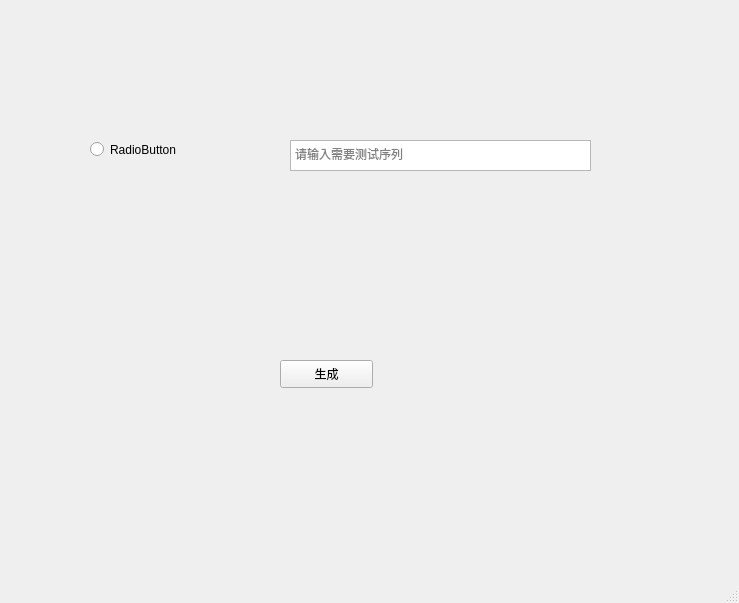
Above: ui/ui.ui from Astrophil-github/eval_odom_app before the change. Below: the same form after it.
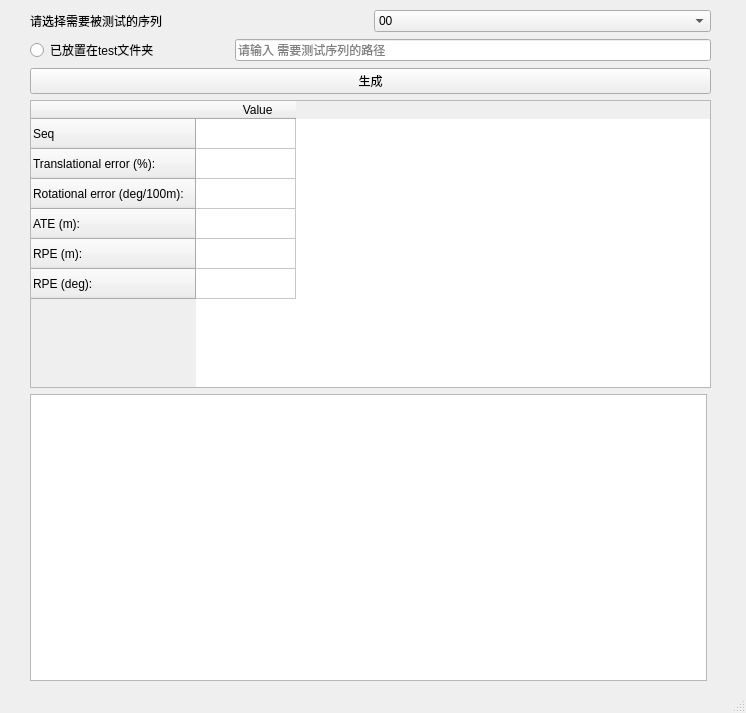
That is the form after the change.

What changed in the file:
```diff
--- a/ui/ui.ui
+++ b/ui/ui.ui
@@ -6,52 +6,187 @@
    <rect>
     <x>0</x>
     <y>0</y>
-    <width>739</width>
-    <height>603</height>
+    <width>746</width>
+    <height>713</height>
    </rect>
   </property>
   <property name="windowTitle">
    <string>MainWindow</string>
   </property>
   <widget class="QWidget" name="centralwidget">
-   <widget class="QTextEdit" name="textEdit">
+   <widget class="QWidget" name="">
     <property name="geometry">
      <rect>
-      <x>290</x>
-      <y>140</y>
-      <width>301</width>
-      <height>31</height>
+      <x>30</x>
+      <y>10</y>
+      <width>681</width>
+      <height>671</height>
      </rect>
     </property>
-    <property name="placeholderText">
-     <string>请输入需要测试序列</string>
-    </property>
-   </widget>
-   <widget class="QPushButton" name="pushButton">
-    <property name="geometry">
-     <rect>
-      <x>280</x>
-      <y>360</y>
-      <width>93</width>
-      <height>28</height>
-     </rect>
-    </property>
-    <property name="text">
-     <string>生成</string>
-    </property>
-   </widget>
-   <widget class="QRadioButton" name="radioButton">
-    <property name="geometry">
-     <rect>
-      <x>90</x>
-      <y>140</y>
-      <width>115</width>
-      <height>19</height>
-     </rect>
-    </property>
-    <property name="text">
-     <string>RadioButton</string>
-    </property>
+    <layout class="QVBoxLayout" name="verticalLayout_3">
+     <item>
+      <layout class="QVBoxLayout" name="verticalLayout_2">
+       <item>
+        <layout class="QHBoxLayout" name="horizontalLayout_2">
+         <item>
+          <widget class="QLabel" name="label">
+           <property name="text">
+            <string>请选择需要被测试的序列  </string>
+           </property>
+          </widget>
+         </item>
+         <item>
+          <widget class="QComboBox" name="comboBox">
+           <item>
+            <property name="text">
+             <string>00</string>
+            </property>
+           </item>
+           <item>
+            <property name="text">
+             <string>01</string>
+            </property>
+           </item>
+           <item>
+            <property name="text">
+             <string>02</string>
+            </property>
+           </item>
+           <item>
+            <property name="text">
+             <string>03</string>
+            </property>
+           </item>
+           <item>
+            <property name="text">
+             <string>04</string>
+            </property>
+           </item>
+           <item>
+            <property name="text">
+             <string>05</string>
+            </property>
+           </item>
+           <item>
+            <property name="text">
+             <string>06</string>
+            </property>
+           </item>
+           <item>
+            <property name="text">
+             <string>07</string>
+            </property>
+           </item>
+           <item>
+            <property name="text">
+             <string>08</string>
+            </property>
+           </item>
+           <item>
+            <property name="text">
+             <string>09</string>
+            </property>
+           </item>
+           <item>
+            <property name="text">
+             <string>10</string>
+            </property>
+           </item>
+          </widget>
+         </item>
+        </layout>
+       </item>
+       <item>
+        <layout class="QHBoxLayout" name="horizontalLayout">
+         <item>
+          <widget class="QRadioButton" name="radioButton">
+           <property name="text">
+            <string>已放置在test文件夹                     </string>
+           </property>
+          </widget>
+         </item>
+         <item>
+          <widget class="QLineEdit" name="lineEdit">
+           <property name="placeholderText">
+            <string>请输入 需要测试序列的路径</string>
+           </property>
+          </widget>
+         </item>
+        </layout>
+       </item>
+       <item>
+        <widget class="QPushButton" name="button">
+         <property name="text">
+          <string>生成</string>
+         </property>
+        </widget>
+       </item>
+       <item>
+        <widget class="QTableWidget" name="tableWidget">
+         <row>
+          <property name="text">
+           <string>Seq</string>
+          </property>
+         </row>
+         <row>
+          <property name="text">
+           <string>Translational error (%): </string>
+          </property>
+         </row>
+         <row>
+          <property name="text">
+           <string>Rotational error (deg/100m):</string>
+          </property>
+         </row>
+         <row>
+          <property name="text">
+           <string>ATE (m): </string>
+          </property>
+         </row>
+         <row>
+          <property name="text">
+           <string>RPE (m): </string>
+          </property>
+         </row>
+         <row>
+          <property name="text">
+           <string>RPE (deg): </string>
+          </property>
+         </row>
+         <column>
+          <property name="text">
+           <string>                     Value              </string>
+          </property>
+         </column>
+        </widget>
+       </item>
+       <item>
+        <widget class="QGraphicsView" name="graphicsView_2">
+         <property name="minimumSize">
+          <size>
+           <width>677</width>
+           <height>281</height>
+          </size>
+         </property>
+         <property name="maximumSize">
+          <size>
+           <width>677</width>
+           <height>16777215</height>
+          </size>
+         </property>
+         <property name="sceneRect">
+          <rectf>
+           <x>0.000000000000000</x>
+           <y>0.000000000000000</y>
+           <width>0.000000000000000</width>
+           <height>0.000000000000000</height>
+          </rectf>
+         </property>
+        </widget>
+       </item>
+      </layout>
+     </item>
+    </layout>
    </widget>
   </widget>
   <widget class="QStatusBar" name="statusbar"/>
```
